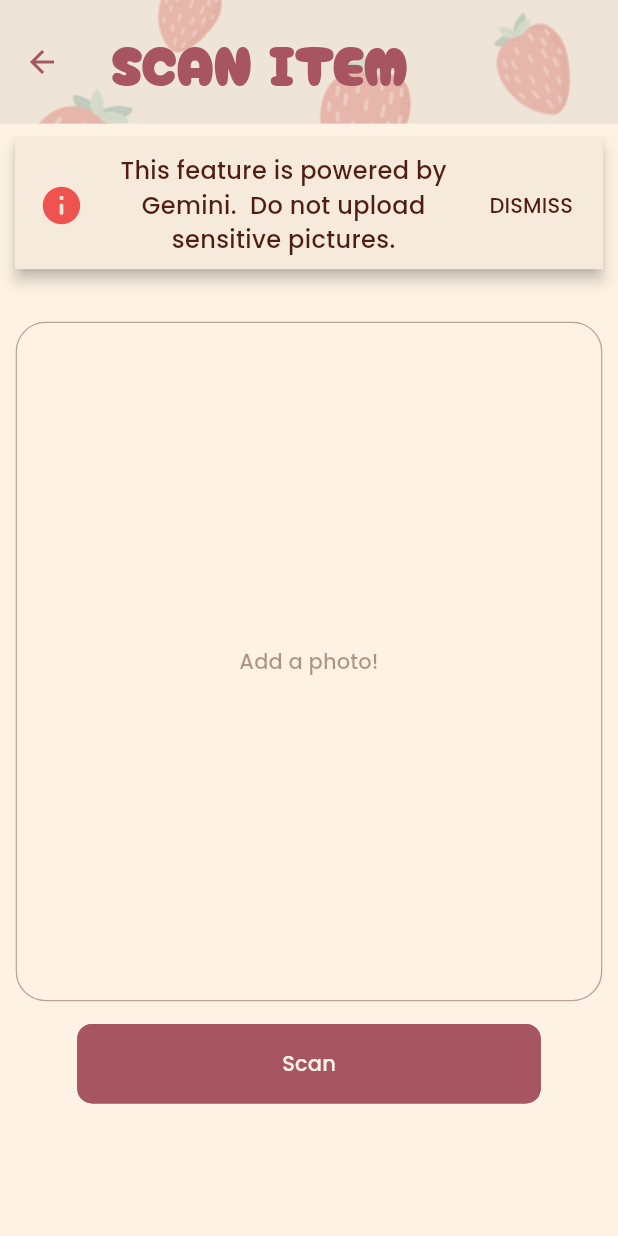
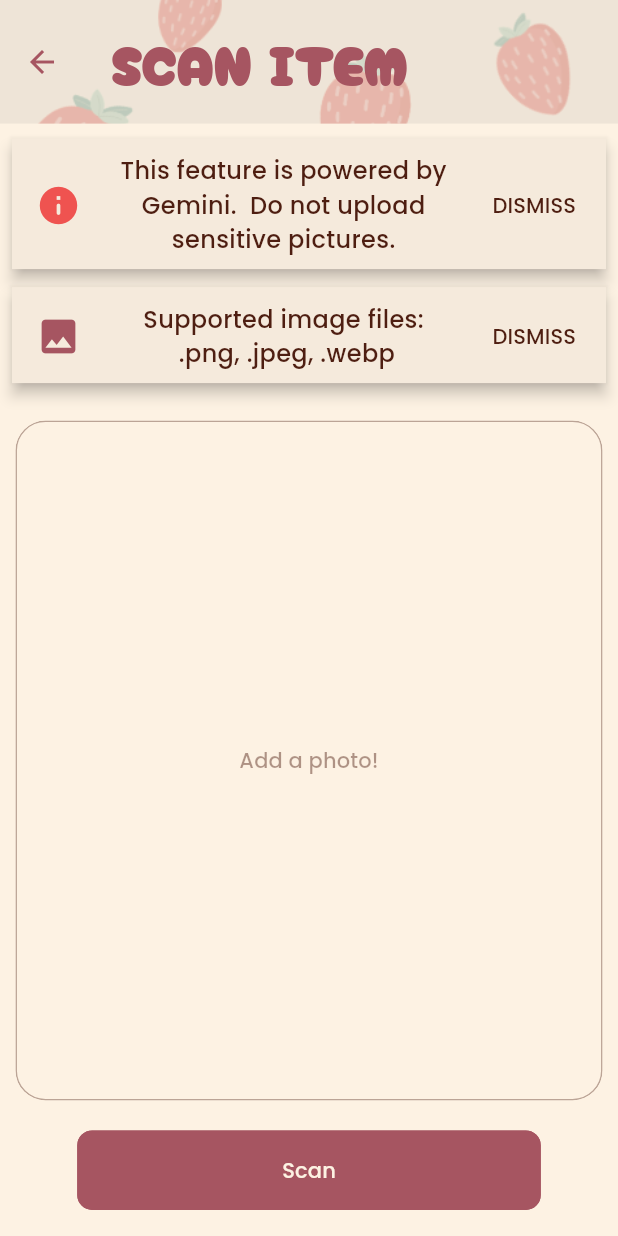
Before and after one commit to hu-jx/munchies, a Flutter app: the ScanPicture screen opened directly, on a phone screen of 412 x 824 dp. Run offline on Flutter 3.47's test engine with Material 3 defaults, Android fonts, the phone set to English and light mode, and no system bars; our stand-ins replace firebase_auth, firebase_core, google_fonts, image_picker, popover, table_calendar; missing offline and left inert: flutter_debouncer; accounts and stored records are empty.

Commit message:
feat: include prefix $ for cost and include banner in scan_picture to inform users of compatible image types

```diff
--- a/frontend_munchies/lib/screens/viewOptions_Track/scan_picture.dart
+++ b/frontend_munchies/lib/screens/viewOptions_Track/scan_picture.dart
@@ -23,6 +23,7 @@ class _ScanPictureState extends State<ScanPicture> {
   String _errorMessage = '';
   bool _isLoading = false;
   bool _hasBanner = true;
+  bool _hasImageTypeBanner = true;
   @override
   Widget build(BuildContext context) {
     double height = MediaQuery.of(context).size.height;
@@ -66,11 +67,10 @@ class _ScanPictureState extends State<ScanPicture> {
             behavior: ScrollBehavior().copyWith(overscroll: false),
             child: SingleChildScrollView(
               child: Column(
-                spacing: 15,
                 children: [
                   if (_hasBanner)
                     Padding(
-                      padding: const EdgeInsets.all(10.0),
+                      padding: const EdgeInsets.only(top: 10.0, left: 8.0, right: 8.0),
                       child: MaterialBanner(
                         dividerColor: const Color.fromARGB(255, 210, 200, 188),
                         elevation: 4.0,
@@ -99,8 +99,40 @@ class _ScanPictureState extends State<ScanPicture> {
                           ),
                         ],
                       ),
+                    ),
+                    if (_hasImageTypeBanner)
+                    Padding(
+                      padding: const EdgeInsets.only(left: 8.0, right: 8.0, top: 2.0),
+                      child: MaterialBanner(
+                        dividerColor: const Color.fromARGB(255, 210, 200, 188),
+                        elevation: 4.0,
+                        leading: Icon(
+                          Icons.photo,
+                          color: Colours.greyPink,
+                          size: 30,
+                        ),
+                        backgroundColor: Colours.darkerBeige,
+                        content: Padding(
+                          padding: const EdgeInsets.all(8.0),
+                          child: Text(
+                            'Supported image files:\n .png, .jpeg, .webp',
+                            style: importantTextStyle,
+                            textAlign: TextAlign.center,
+                          ),
+                        ),
+                        actions: [
+                          TextButton(
+                            onPressed: () {
+                              setState(() {
+                                _hasImageTypeBanner = false;
+                              });
+                            },
+                            child: Text('DISMISS', style: inputTextStyle),
+                          ),
+                        ],
+                      ),
                     )
-                  else
+                    else
                     Padding(
                       padding: const EdgeInsets.only(left: 20.0, top: 20.0),
                       child: Row(
@@ -110,7 +142,7 @@ class _ScanPictureState extends State<ScanPicture> {
                             'Preview your image: ',
                             style: TextStyle(
                               fontFamily: 'Poppins',
-                              fontSize: 18,
+                              fontSize: 16,
                               color: Colours.darkBrown,
                               fontWeight: FontWeight.w500,
                             ),
@@ -118,6 +150,7 @@ class _ScanPictureState extends State<ScanPicture> {
                         ],
                       ),
                     ),
+                    SizedBox(height: 15,),
                   ImageSelectionButton(
                     boxSize: Size(width * 0.95, height * 0.55),
                     sendBack64: (base64) {
@@ -126,6 +159,7 @@ class _ScanPictureState extends State<ScanPicture> {
                       });
                     },
                   ),
+                  SizedBox(height: 20,),
                   TextButton(
                     onPressed: () => _onScanButtonPressed(),
                     style: OutlinedButton.styleFrom(
@@ -149,7 +183,7 @@ class _ScanPictureState extends State<ScanPicture> {
                           ),
                           child: ShowErrorMessage(errorMessage: _errorMessage),
                         )
-                      : Row(),
+                      : SizedBox(height: 50,),
                 ],
               ),
             ),
@@ -195,19 +229,42 @@ class _ScanPictureState extends State<ScanPicture> {
         builder: (context) => Center(
           child: Row(
             mainAxisAlignment: MainAxisAlignment.center,
-            children: [CircularProgressIndicator(color: Colours.greyPink,backgroundColor: Colours.lightBeige,)],
+            children: [
+              CircularProgressIndicator(
+                color: Colours.greyPink,
+                backgroundColor: Colours.lightBeige,
+              ),
+            ],
           ),
         ),
-        barrierDismissible: false
+        barrierDismissible: false,
       );
     }
     String? itemname = await _scanPicture(_imageField ?? '');
+    itemname = itemname?.trim();
+    if (!mounted) return;
+    if (itemname == null || itemname == "No food detected") {
+        Navigator.of(context).pop();
+        showDialog(
+          context: context,
+          builder: (context) {
+            return AlertDialog(
+              content: Text(
+                'No food was detected in the image.\n Either try again or record manually',
+              ),
+            );
+          },
+        );
+        return;
+      }
     if (!mounted) return;
     setState(() {
       _isLoading = false;
     });
-     //closing the loading screen dialog and so that when press back go back to home not scan again
-    Navigator.of(context)..pop()..pop();
+    //closing the loading screen dialog and so that when press back go back to home not scan again
+    Navigator.of(context)
+      ..pop()
+      ..pop();
     Navigator.push(
       context,
       MaterialPageRoute(
@@ -219,7 +276,7 @@ class _ScanPictureState extends State<ScanPicture> {
               cost: 0,
               isFavourited: false,
               photo: _imageField,
-              isVisible: false
+              isVisible: false,
             ),
           ),
         ),
--- a/frontend_munchies/lib/widgets/logging_widgets/fields/cost.dart
+++ b/frontend_munchies/lib/widgets/logging_widgets/fields/cost.dart
@@ -14,7 +14,7 @@ class CostField extends StatelessWidget {
       mainAxisSize: MainAxisSize.min,
       children: [
         Text(
-          'Cost (\$)    ',
+          'Cost           ',
           style: GoogleFonts.poppins(
             fontWeight: FontWeight.w500,
             fontSize: 16,
@@ -27,7 +27,7 @@ class CostField extends StatelessWidget {
             keyboardType: TextInputType.numberWithOptions(decimal: true),
             controller: costController,
             style: inputTextStyle,
-            decoration: basicBoxDeco('How much did you spend?'),
+            decoration: basicBoxDeco('How much did you spend?').copyWith(prefixText: '\$', prefixStyle: inputTextStyle),
             validator: (value) => ((value == null || value.isEmpty)
                 ? "Field cannot be empty"
                 : null),
```
